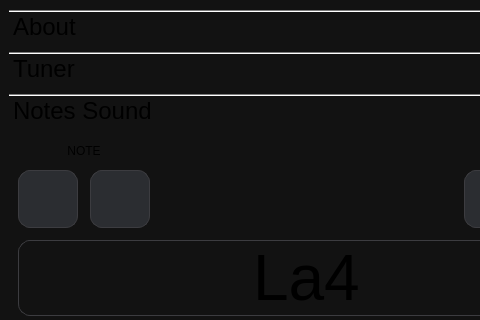
First picture: the form in mainwindow.ui, repository DjamesSuhanko/Musicool, before the edit; both pictures show x 0 to 480 and y 0 to 320 of the 614 by 969 pixel window.
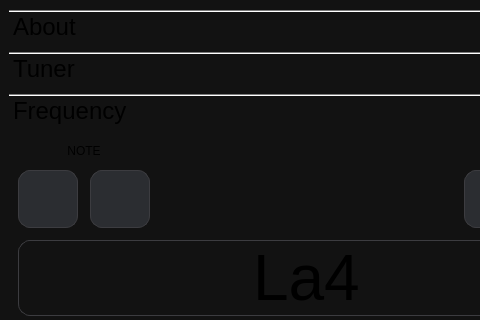
Second picture: the form after the edit. The open tabs and pages were chosen to show the change.

Commit message: a) force color; b) stop sounds; c) frequency etc

Patch:
```diff
--- a/mainwindow.ui
+++ b/mainwindow.ui
@@ -208,7 +208,7 @@
           </rect>
          </property>
          <attribute name="label">
-          <string>Notes Sound</string>
+          <string>Frequency</string>
          </attribute>
          <layout class="QGridLayout" name="gridLayout_6">
           <item row="0" column="0">
```
Left out of the diff: 2 changed lines with no effect on the pictures. The commit also changes 6 other files.
